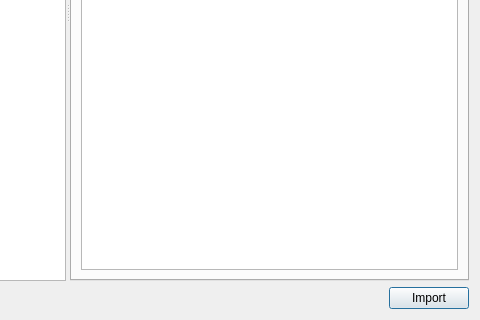
The window that trunk/src/cwImportSurvexDialog.ui (Cavewhere/cavewhere) describes before a commit, drawn with Qt 5; both pictures show x 312 to 792 and y 289 to 609 of the 792 by 609 pixel window.
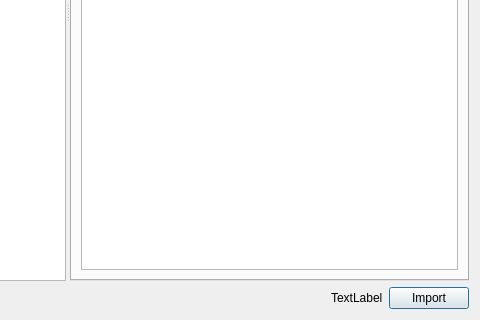
The same window after the commit.

Diff of the .ui file:
```diff
--- a/trunk/src/cwImportSurvexDialog.ui
+++ b/trunk/src/cwImportSurvexDialog.ui
@@ -86,6 +86,13 @@
        </property>
       </spacer>
      </item>
+     <item>
+      <widget class="QLabel" name="WarningLabel">
+       <property name="text">
+        <string>TextLabel</string>
+       </property>
+      </widget>
+     </item>
      <item>
       <widget class="QPushButton" name="ImportButton">
        <property name="text">
```
